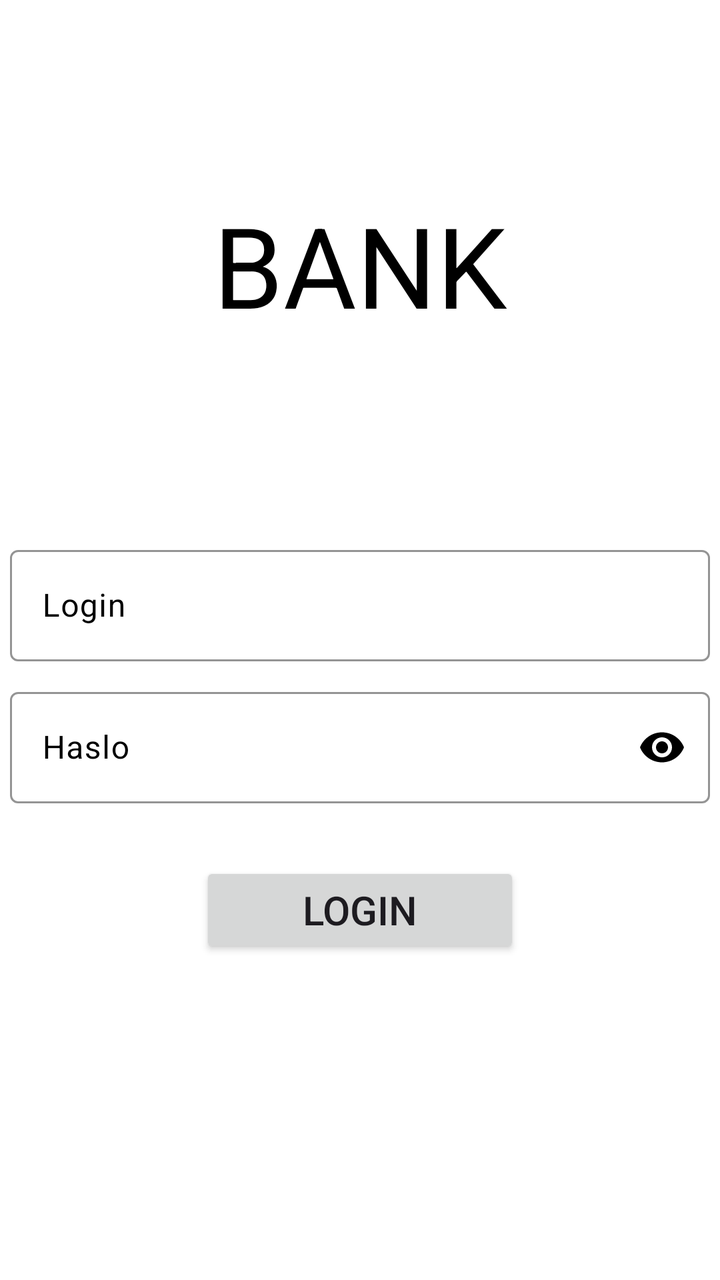
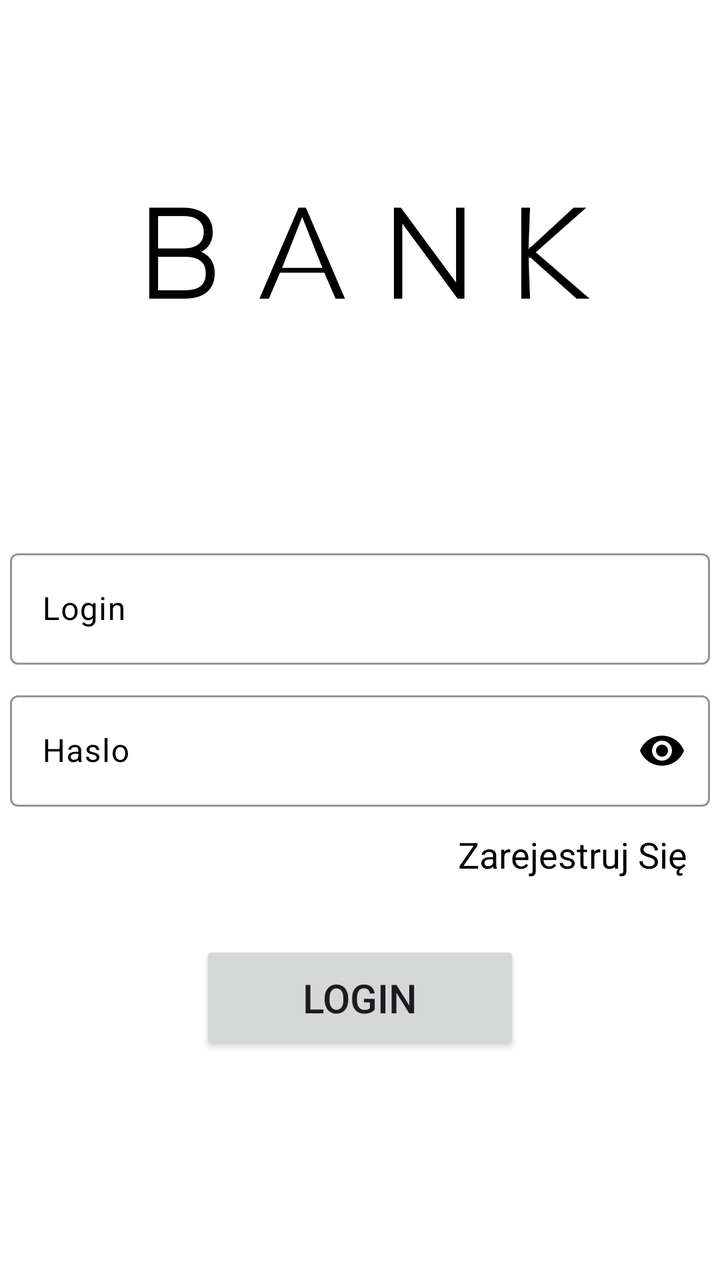

Compare the two renders of this Android layout. The source of the first and the diff that turns it into the second are given below.
<!-- AndroidManifest.xml: application theme Theme.Bank3 -->
<!-- res/layout/activity_main.xml -->
<?xml version="1.0" encoding="utf-8"?>
<androidx.constraintlayout.widget.ConstraintLayout xmlns:android="http://schemas.android.com/apk/res/android"
    xmlns:app="http://schemas.android.com/apk/res-auto"
    xmlns:tools="http://schemas.android.com/tools"
    android:id="@+id/main"
    android:layout_width="match_parent"
    android:layout_height="match_parent"
    tools:context=".MainActivity"
    android:background="@color/white">

    <RelativeLayout
        android:layout_width="match_parent"
        android:layout_height="match_parent"
        android:orientation="horizontal">

        <TextView
            android:id="@+id/bank"
            android:layout_width="match_parent"
            android:layout_height="wrap_content"
            android:padding="5dp"
            android:text="BANK"
            android:textSize="56dp"
            android:layout_marginTop="90dp"
            android:textColor="@color/black"
            android:gravity="center"
            app:layout_constraintBottom_toBottomOf="parent"
            app:layout_constraintEnd_toEndOf="parent"
            app:layout_constraintStart_toStartOf="parent"
            app:layout_constraintTop_toTopOf="parent" />


        <com.google.android.material.textfield.TextInputLayout
            android:id="@+id/loginLayout"
            android:layout_width="match_parent"
            android:layout_height="wrap_content"
            android:layout_below="@id/bank"
            android:layout_marginTop="90dp"
            app:boxStrokeColor="@color/black"
            app:hintTextColor="@color/black"
            android:padding="5dp"
            android:textColorHint="@color/black"
            app:errorIconTint="@color/red">

            <com.google.android.material.textfield.TextInputEditText
                android:id="@+id/editLogin"
                android:layout_width="match_parent"
                android:layout_height="wrap_content"
                app:hintTextColor="@color/black"
                android:textColor="@color/black"
                android:hint="Login">
            </com.google.android.material.textfield.TextInputEditText>

        </com.google.android.material.textfield.TextInputLayout>

        <com.google.android.material.textfield.TextInputLayout
            android:id="@+id/hasloLayout"
            android:layout_width="match_parent"
            android:layout_height="wrap_content"
            android:layout_below="@id/loginLayout"
            app:boxStrokeColor="@color/black"
            app:hintTextColor="@color/black"
            android:textColorHint="@color/black"
            app:passwordToggleEnabled="true"
            app:passwordToggleTint="@color/black"
            android:inputType="textPassword"
            app:errorIconTint="@color/red"
            android:padding="5dp">

            <com.google.android.material.textfield.TextInputEditText
                android:id="@+id/editHaslo"
                android:layout_width="match_parent"
                android:layout_height="wrap_content"
                app:hintTextColor="@color/black"
                android:textColor="@color/black"
                android:hint="Haslo"
                android:inputType="textPassword">
            </com.google.android.material.textfield.TextInputEditText>

        </com.google.android.material.textfield.TextInputLayout>


        <TextView
            android:id="@+id/errorText"
            android:layout_width="match_parent"
            android:layout_height="wrap_content"
            android:layout_below="@+id/hasloLayout"
            android:text=""
            android:textColor = "#FF0000"
            android:gravity="center"
            android:textSize="18sp"
            />

        <Button
            android:id="@+id/btnLogin"
            android:layout_width="match_parent"
            android:layout_height="wrap_content"
            android:layout_below="@id/errorText"
            android:textSize="20sp"
            android:padding="10dp"
            android:layout_marginLeft="100dp"
            android:layout_marginRight="100dp"
            android:gravity="center"
            android:text="Login"
            />


    </RelativeLayout>



</androidx.constraintlayout.widget.ConstraintLayout>
<!-- resources referenced by this layout -->
<resources>
  <color name="black">#FF000000</color>
  <color name="red">#FF0000</color>
  <color name="white">#FFFFFFFF</color>
  <style name="Theme.Bank3" parent="Base.Theme.Bank3" />
  <style name="Base.Theme.Bank3" parent="Theme.Material3.DayNight.NoActionBar">
          
          
      </style>
</resources>

<!-- the commit's change to res/layout/activity_main.xml (unified diff, before → after) -->
@@ -19,14 +19,17 @@
             android:layout_height="wrap_content"
             android:padding="5dp"
             android:text="BANK"
-            android:textSize="56dp"
-            android:layout_marginTop="90dp"
+            android:textSize="62dp"
+            android:layout_marginTop="80dp"
             android:textColor="@color/black"
             android:gravity="center"
             app:layout_constraintBottom_toBottomOf="parent"
             app:layout_constraintEnd_toEndOf="parent"
             app:layout_constraintStart_toStartOf="parent"
-            app:layout_constraintTop_toTopOf="parent" />
+            app:layout_constraintTop_toTopOf="parent"
+            android:fontFamily="@font/nunito"
+            android:textFontWeight="800"
+            android:letterSpacing="0.3"/>
 
 
         <com.google.android.material.textfield.TextInputLayout
@@ -45,7 +48,6 @@
                 android:id="@+id/editLogin"
                 android:layout_width="match_parent"
                 android:layout_height="wrap_content"
-                app:hintTextColor="@color/black"
                 android:textColor="@color/black"
                 android:hint="Login">
             </com.google.android.material.textfield.TextInputEditText>
@@ -70,7 +72,6 @@
                 android:id="@+id/editHaslo"
                 android:layout_width="match_parent"
                 android:layout_height="wrap_content"
-                app:hintTextColor="@color/black"
                 android:textColor="@color/black"
                 android:hint="Haslo"
                 android:inputType="textPassword">
@@ -78,14 +79,28 @@
 
         </com.google.android.material.textfield.TextInputLayout>
 
-
+        <TextView
+            android:id="@+id/btnRegister"
+            android:layout_width="match_parent"
+            android:layout_height="wrap_content"
+            android:layout_below="@id/hasloLayout"
+            android:text="Zarejestruj Się"
+            android:textColor="@color/black"
+             android:textSize="18sp"
+            android:gravity="right"
+            android:padding="5px"
+            android:layout_marginRight="15dp"
+            android:layout_marginTop="5dp"
+            android:layout_marginBottom="5dp"
+            android:clickable="true"
+            />
         <TextView
             android:id="@+id/errorText"
             android:layout_width="match_parent"
             android:layout_height="wrap_content"
-            android:layout_below="@+id/hasloLayout"
+            android:layout_below="@+id/btnRegister"
             android:text=""
-            android:textColor = "#FF0000"
+            android:textColor="#FF0000"
             android:gravity="center"
             android:textSize="18sp"
             />
@@ -96,16 +111,14 @@
             android:layout_height="wrap_content"
             android:layout_below="@id/errorText"
             android:textSize="20sp"
-            android:padding="10dp"
+            android:padding="15dp"
             android:layout_marginLeft="100dp"
             android:layout_marginRight="100dp"
             android:gravity="center"
             android:text="Login"
             />
 
-
     </RelativeLayout>
 
 
-
 </androidx.constraintlayout.widget.ConstraintLayout>
